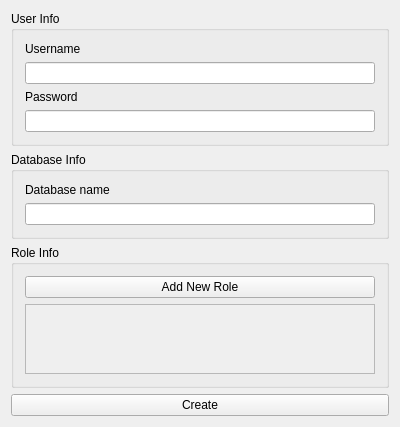
Above: SimpleManager/TableCreationWindow.ui from CreativeMetalCat/SimpleManager before the change. Below: the same form after it.
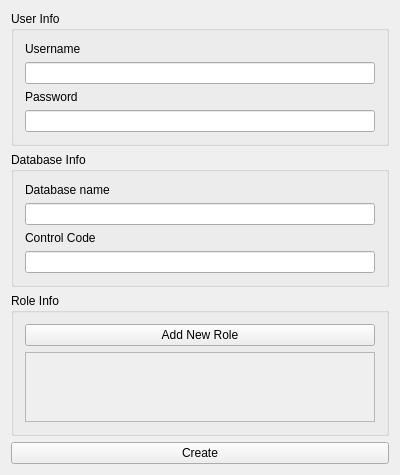
That is the form after the change.

Commit message: added controls for deletion

```diff
--- a/SimpleManager/TableCreationWindow.ui
+++ b/SimpleManager/TableCreationWindow.ui
@@ -59,6 +59,26 @@
       <item>
        <widget class="QLineEdit" name="lineEdit_DBName"/>
       </item>
+      <item>
+       <widget class="QLabel" name="label_4">
+        <property name="toolTip">
+         <string>Control code is used for making sure that dangerous operations(like data deletion) could not be done without special access</string>
+        </property>
+        <property name="locale">
+         <locale language="Russian" country="Russia"/>
+        </property>
+        <property name="text">
+         <string>Control Code</string>
+        </property>
+       </widget>
+      </item>
+      <item>
+       <widget class="QLineEdit" name="lineEdit_Code">
+        <property name="toolTip">
+         <string>Control code is used for making sure that dangerous operations(like data deletion) could not be done without special access</string>
+        </property>
+       </widget>
+      </item>
      </layout>
     </widget>
    </item>
@@ -86,7 +106,7 @@
            <x>0</x>
            <y>0</y>
            <width>360</width>
-           <height>105</height>
+           <height>60</height>
           </rect>
          </property>
         </widget>
```
The commit also changes 5 other files.
